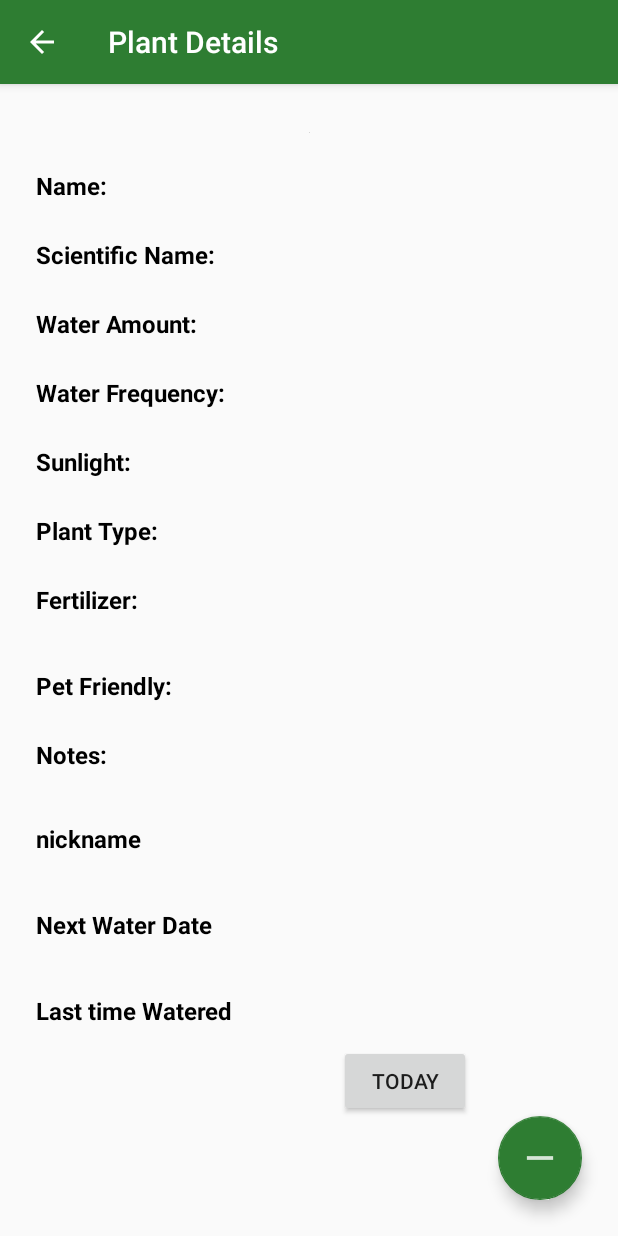
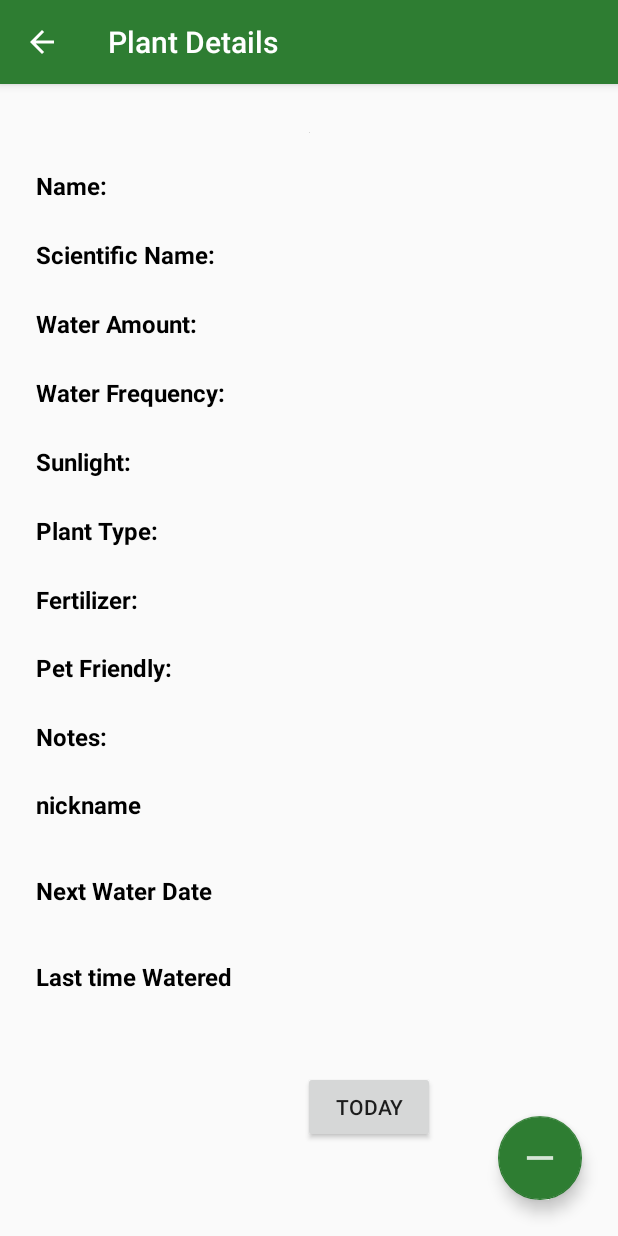
Before and after one commit to valeriedludden/GardenApp, an Android app: the PlantInfo screen opened directly, with no data from a screen before it, on a phone screen of 412 x 824 dp. Run offline under Robolectric (Android 15) with nearby library versions, the phone set to English and light mode, and no system bars; our stand-ins replace Firebase (no records; nobody signed in at launch, a user with empty details on screens opened directly), Picasso; Roboto replaces fonts that are not available here; 14 statements that could not run were skipped.

Commit message:
Changed some constraints

```diff
--- a/app/src/main/res/layout/activity_add_user_plants.xml
+++ b/app/src/main/res/layout/activity_add_user_plants.xml
@@ -163,7 +163,7 @@
             <TextView
                 android:id="@+id/fertilizerView"
                 android:layout_width="0dp"
-                android:layout_height="31dp"
+                android:layout_height="wrap_content"
                 android:layout_marginStart="8dp"
                 android:layout_marginLeft="8dp"
                 android:text="@string/fertilizer"
@@ -173,8 +173,8 @@
 
             <TextView
                 android:id="@+id/noteView"
-                android:layout_width="112dp"
-                android:layout_height="29dp"
+                android:layout_width="0dp"
+                android:layout_height="wrap_content"
                 android:layout_alignParentStart="true"
                 android:layout_alignParentLeft="true"
                 android:layout_alignParentTop="true"
--- a/app/src/main/res/layout/activity_plant_info.xml
+++ b/app/src/main/res/layout/activity_plant_info.xml
@@ -146,7 +146,7 @@
             <TextView
                 android:id="@+id/fertilizerView"
                 android:layout_width="0dp"
-                android:layout_height="31dp"
+                android:layout_height="wrap_content"
                 android:layout_marginStart="8dp"
                 android:layout_marginLeft="8dp"
                 android:text="@string/fertilizer"
@@ -156,13 +156,13 @@
 
             <TextView
                 android:id="@+id/noteView"
-                android:layout_width="309dp"
-                android:layout_height="30dp"
+                android:layout_width="0dp"
+                android:layout_height="wrap_content"
                 android:layout_alignParentStart="true"
                 android:layout_alignParentLeft="true"
                 android:layout_alignParentTop="true"
-                android:layout_marginStart="8dp"
-                android:layout_marginLeft="8dp"
+                android:layout_marginStart="24dp"
+                android:layout_marginLeft="24dp"
                 android:layout_marginEnd="24dp"
                 android:layout_marginRight="24dp"
                 android:text="@string/notes"
@@ -346,6 +346,7 @@
                 android:layout_marginLeft="8dp"
                 app:layout_constraintBaseline_toBaselineOf="@+id/textView17"
                 app:layout_constraintEnd_toEndOf="@+id/noteView"
+                app:layout_constraintHorizontal_bias="1.0"
                 app:layout_constraintStart_toEndOf="@+id/textView17" />
 
             <TextView
@@ -365,10 +366,12 @@
                 android:layout_marginStart="24dp"
                 android:layout_marginLeft="24dp"
                 android:layout_marginTop="24dp"
+                android:layout_marginBottom="32dp"
                 android:text="@string/last_time_watered"
                 android:textColor="@color/design_default_color_on_secondary"
                 android:textSize="16sp"
                 android:textStyle="bold"
+                app:layout_constraintBottom_toBottomOf="parent"
                 app:layout_constraintStart_toStartOf="parent"
                 app:layout_constraintTop_toBottomOf="@+id/textView2" />
 
@@ -376,8 +379,8 @@
                 android:id="@+id/today"
                 android:layout_width="wrap_content"
                 android:layout_height="wrap_content"
-                android:layout_marginStart="32dp"
-                android:layout_marginLeft="32dp"
+                android:layout_marginStart="8dp"
+                android:layout_marginLeft="8dp"
                 android:text="@string/today"
                 app:layout_constraintBaseline_toBaselineOf="@+id/lastWateredInfo"
                 app:layout_constraintStart_toEndOf="@+id/lastWateredInfo" />
```
